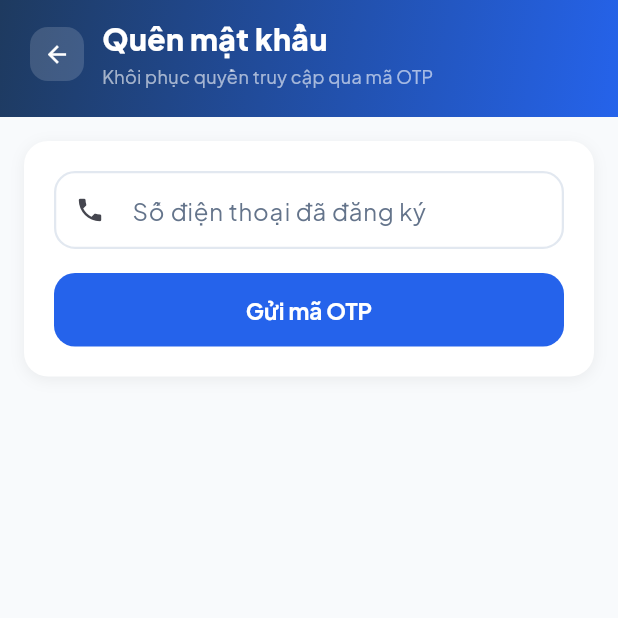
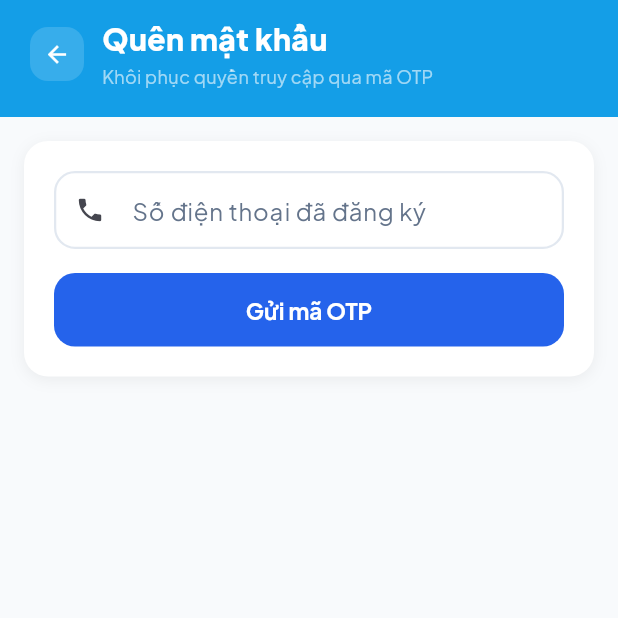
Before and after one commit to hygef-v4/apora, a Flutter app: the screen it shows after launch, after a tap on "Đăng nhập", after a tap on "Quên mật khẩu?", on a phone screen of 412 x 824 dp, the top half of it. Run offline on Flutter 3.47's test engine with Material 3 defaults, Android fonts, the phone set to English and light mode, and no system bars; our stand-ins replace dio, firebase_auth, firebase_core, firebase_messaging, flutter_dotenv, flutter_image_compress and 10 more; missing offline and left inert: pusher_channels_flutter; accounts and stored records are empty; network calls fail.

Commit message:
Role-based gradient headers in mobile UI
Make header styling conditional on user role (MANAGER or LANDLORD). Converted GradientHeader to a ConsumerWidget and added auth_notifier imports across multiple screens. Screens updated: invoice_list, chat, resident_home, ticket_create, ticket_detail, ticket_list — they now compute isAdminOrOwner from authNotifierProvider and apply AppColors.headerGradient for admins/owners, otherwise fall back to the original solid blue. Also adjusted chat header icon/text colors and removed the phone button for the new header style. Small UI/color tweaks to keep header appearance consistent.

```diff
--- a/mobile/lib/core/widgets/gradient_header.dart
+++ b/mobile/lib/core/widgets/gradient_header.dart
@@ -1,11 +1,12 @@
 import 'package:flutter/material.dart';
-
+import 'package:flutter_riverpod/flutter_riverpod.dart';
+import '../../features/auth_profile/providers/auth_notifier.dart';
 import '../constants/app_colors.dart';
 
 /// Header gradient navy -> blue (chuẩn mọi màn hình trong thiết kế).
 /// Slot: [title]/[subtitle] hoặc [titleWidget] tự do, [actions] là các nút
 /// 36x36 nền mờ, [bottom] cho search bar/nội dung thêm, [leading] nút back.
-class GradientHeader extends StatelessWidget {
+class GradientHeader extends ConsumerWidget {
   const GradientHeader({
     super.key,
     this.title,
@@ -24,9 +25,15 @@ class GradientHeader extends StatelessWidget {
   final bool showBack;
 
   @override
-  Widget build(BuildContext context) {
+  Widget build(BuildContext context, WidgetRef ref) {
+    final user = ref.watch(authNotifierProvider).user;
+    final isAdminOrOwner = user != null &&
+        (user.roles.contains('MANAGER') || user.roles.contains('LANDLORD'));
+
     return Container(
-      decoration: const BoxDecoration(gradient: AppColors.headerGradient),
+      decoration: isAdminOrOwner
+          ? const BoxDecoration(gradient: AppColors.headerGradient)
+          : const BoxDecoration(color: Color(0xFF149EE7)),
       padding: EdgeInsets.only(
         top: MediaQuery.of(context).padding.top + 12,
         left: 20,
--- a/mobile/lib/features/ticket/screens/ticket_detail_screen.dart
+++ b/mobile/lib/features/ticket/screens/ticket_detail_screen.dart
@@ -152,7 +152,9 @@ class _TicketDetailScreenState extends ConsumerState<TicketDetailScreen> {
       body: Column(
         children: [
           Container(
-            color: const Color(0xFF149EE7), // Đồng bộ màu xanh dương sáng của ứng dụng
+            decoration: isManager
+                ? const BoxDecoration(gradient: AppColors.headerGradient)
+                : const BoxDecoration(color: Color(0xFF149EE7)),
             width: double.infinity,
             child: SafeArea(
               bottom: false,
```
Also changed, not shown: mobile/lib/features/billing/screens/invoice_list_screen.dart (+8 -1 lines), mobile/lib/features/chat/screens/chat_screen.dart (+12 -13 lines), mobile/lib/features/home/screens/resident_home_screen.dart (+7 -4 lines), mobile/lib/features/ticket/screens/ticket_create_screen.dart (+9 -2 lines), mobile/lib/features/ticket/screens/ticket_list_screen.dart (+7 -1 lines).
